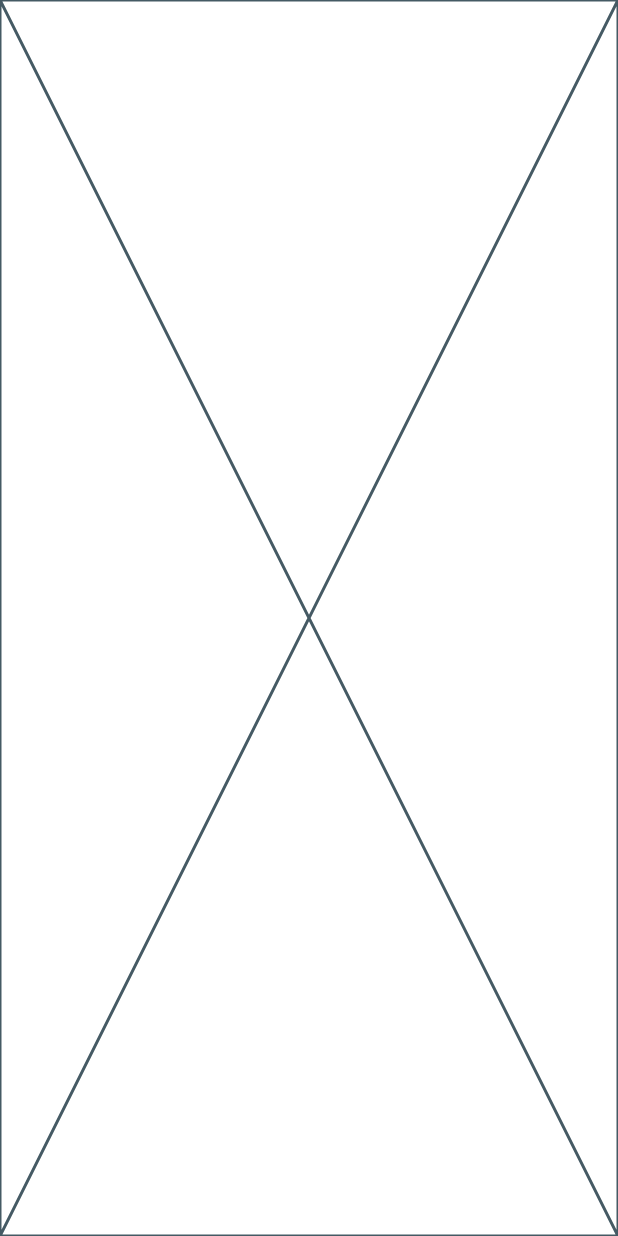
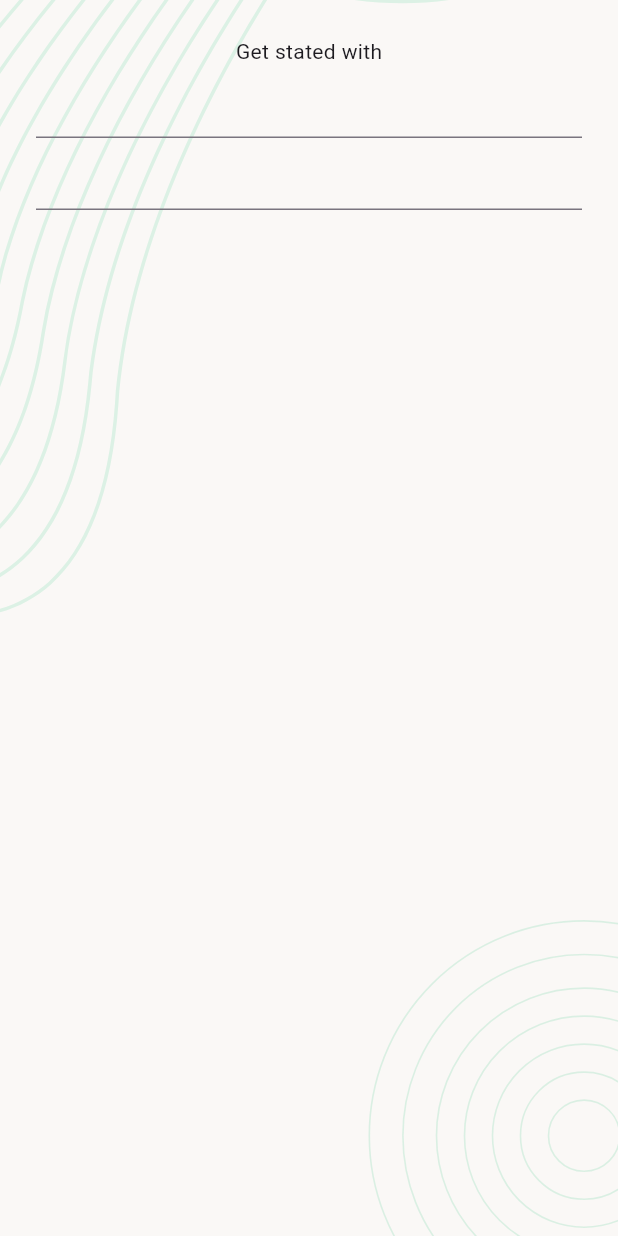
Before and after one commit to kakamrulhasan/Task-Manager, a Flutter app: the screen it shows after launch, on a phone screen of 412 x 824 dp. Run offline on Flutter 3.47's test engine with Material 3 defaults, Android fonts, the phone set to English and light mode, and no system bars; our stand-ins replace flutter_svg.

Commit message:
code_Duplication

```diff
--- a/lib/ui/screens/sign_in_screen.dart
+++ b/lib/ui/screens/sign_in_screen.dart
@@ -1,4 +1,5 @@
 import 'package:flutter/material.dart';
+import 'package:flutter_application_11/widgets/screen_background.dart';
 
 class signInScreen extends StatefulWidget {
   const signInScreen({super.key});
@@ -10,6 +11,13 @@ class signInScreen extends StatefulWidget {
 class _signInScreenState extends State<signInScreen> {
   @override
   Widget build(BuildContext context) {
-    return const Placeholder();
+    return Scaffold(
+      body: ScreenBackground(
+        child: Padding(
+          padding: const EdgeInsets.all(24.0),
+          child: Column(children: [Text('Get stated with'),TextFormField(),TextFormField()]),
+        ),
+      ),
+    );
   }
 }
--- /dev/null
+++ b/lib/widgets/screen_background.dart
@@ -0,0 +1,23 @@
+import 'package:flutter/material.dart';
+import 'package:flutter_application_11/ui/utilities/asset_paths.dart';
+import 'package:flutter_svg/svg.dart';
+
+class ScreenBackground extends StatelessWidget {
+  const ScreenBackground({super.key, required this.child});
+
+  final Widget child;
+  @override
+  Widget build(BuildContext context) {
+    return Stack(
+      children: [
+        SvgPicture.asset(
+          AssetPaths.backgroundSvg,
+          width: double.maxFinite,
+          height: double.maxFinite,
+          fit: BoxFit.cover,
+        ),
+        SafeArea(child: child),
+      ],
+    );
+  }
+}
```
Also changed, not shown: lib/ui/screens/splash_screen.dart (+6 -13 lines).
